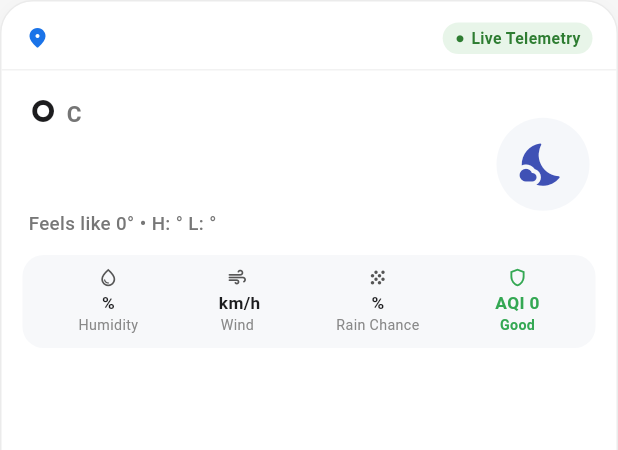
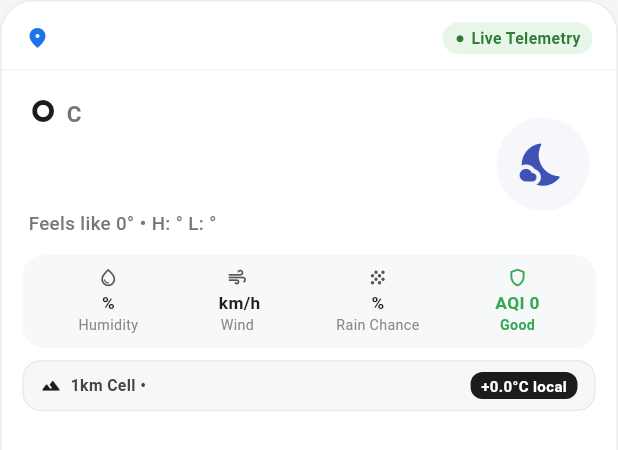
Before and after one commit to Rakesh-Manthri/WeatherGPT, a Flutter app: the WeatherCardBubble widget shown alone on an empty page, opened directly with empty values, on a phone screen of 412 x 824 dp. Shown: the top 450 px of the screen. Run offline on Flutter 3.47's test engine with Material 3 defaults, Android fonts, the light colour scheme and no system bars; our stand-ins replace dio, flutter_dotenv, flutter_markdown, flutter_tts, geolocator, shared_preferences and 2 more; missing offline and left inert: mappls_gl; accounts and stored records are empty; network calls fail.

Commit message:
feat(chat): display 1km spatial downscaling microclimate pill on weather card

```diff
--- a/lib/features/chat/widgets/weather_card_bubble.dart
+++ b/lib/features/chat/widgets/weather_card_bubble.dart
@@ -87,6 +87,8 @@ class _WeatherCardBubbleState extends State<WeatherCardBubble> {
     final lon = (data['longitude'] as num?)?.toDouble() ?? 77.2090;
 
     final hourlyList = (data['hourly'] as List<dynamic>?) ?? [];
+    final spatialDownscaling =
+        data['spatial_downscaling'] as Map<String, dynamic>?;
 
     return Container(
       margin: const EdgeInsets.only(bottom: 12),
@@ -352,6 +354,12 @@ class _WeatherCardBubbleState extends State<WeatherCardBubble> {
             ),
           ),
 
+          // Hyper-Local 1km Spatial Downscaling Pill (if active)
+          if (spatialDownscaling != null) ...[
+            const SizedBox(height: 8),
+            _buildDownscalingStrip(spatialDownscaling),
+          ],
+
           const SizedBox(height: 12),
 
           // GIS Map Action Button ("Explore on GIS Map")
@@ -463,4 +471,72 @@ class _WeatherCardBubbleState extends State<WeatherCardBubble> {
       ],
     );
   }
+
+  Widget _buildDownscalingStrip(Map<String, dynamic> ds) {
+    final zone = (ds['microclimate_zone'] ?? '1km Microclimate').toString();
+    final netDelta = (ds['net_temperature_delta_c'] as num?)?.toDouble() ?? 0.0;
+    final terrain = ds['terrain_profile'] as Map<String, dynamic>?;
+    final adjustments = ds['adjustments'] as Map<String, dynamic>?;
+    final elevM = (terrain?['local_elevation_m'] as num?)?.round();
+    final districtBias =
+        (adjustments?['district_orographic_bias_c'] as num?)?.toDouble() ?? 0.0;
+
+    final deltaSign = netDelta >= 0 ? '+' : '';
+    final deltaText = '$deltaSign${netDelta.toStringAsFixed(1)}°C local';
+    final extraNote = districtBias.abs() >= 0.8
+        ? ' • ${districtBias >= 0 ? '+' : ''}${districtBias.toStringAsFixed(1)}°C vs 25km'
+        : '';
+
+    return Padding(
+      padding: const EdgeInsets.symmetric(horizontal: 14),
+      child: Container(
+        padding: const EdgeInsets.symmetric(horizontal: 11, vertical: 7),
+        decoration: BoxDecoration(
+          color: const Color(0xFFF7F7F7),
+          borderRadius: BorderRadius.circular(12),
+          border: Border.all(color: const Color(0xFFEAEAEA)),
+        ),
+        child: Row(
+          children: [
+            const Icon(
+              Icons.terrain_rounded,
+              size: 14,
+              color: Color(0xFF1C1C1E),
+            ),
+            const SizedBox(width: 6),
+            Expanded(
+              child: Text(
+                elevM != null
+                    ? '1km Cell • $zone (${elevM}m)'
+                    : '1km Cell • $zone',
+                maxLines: 1,
+                overflow: TextOverflow.ellipsis,
+                style: const TextStyle(
+                  fontSize: 10.5,
+                  fontWeight: FontWeight.w600,
+                  color: Color(0xFF444444),
+                ),
+              ),
+            ),
+            const SizedBox(width: 6),
+            Container(
+              padding: const EdgeInsets.symmetric(horizontal: 7, vertical: 2),
+              decoration: BoxDecoration(
+                color: const Color(0xFF1C1C1E),
+                borderRadius: BorderRadius.circular(8),
+              ),
+              child: Text(
+                '$deltaText$extraNote',
+                style: const TextStyle(
+                  fontSize: 10,
+                  fontWeight: FontWeight.w600,
+                  color: Colors.white,
+                ),
+              ),
+            ),
+          ],
+        ),
+      ),
+    );
+  }
 }
```
